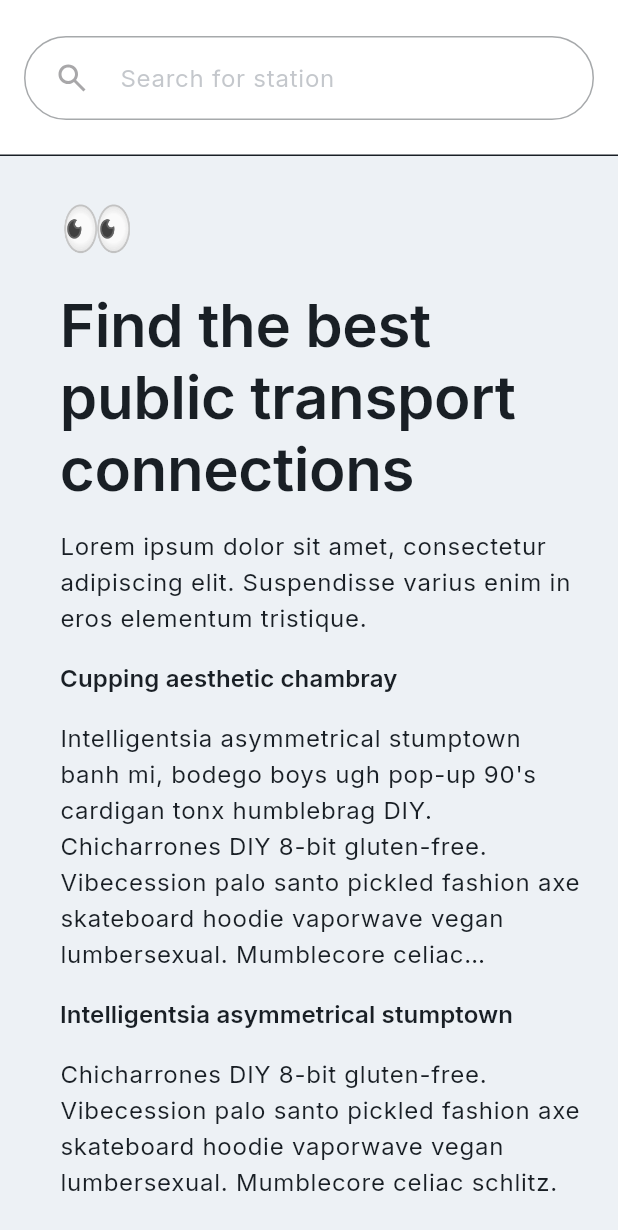
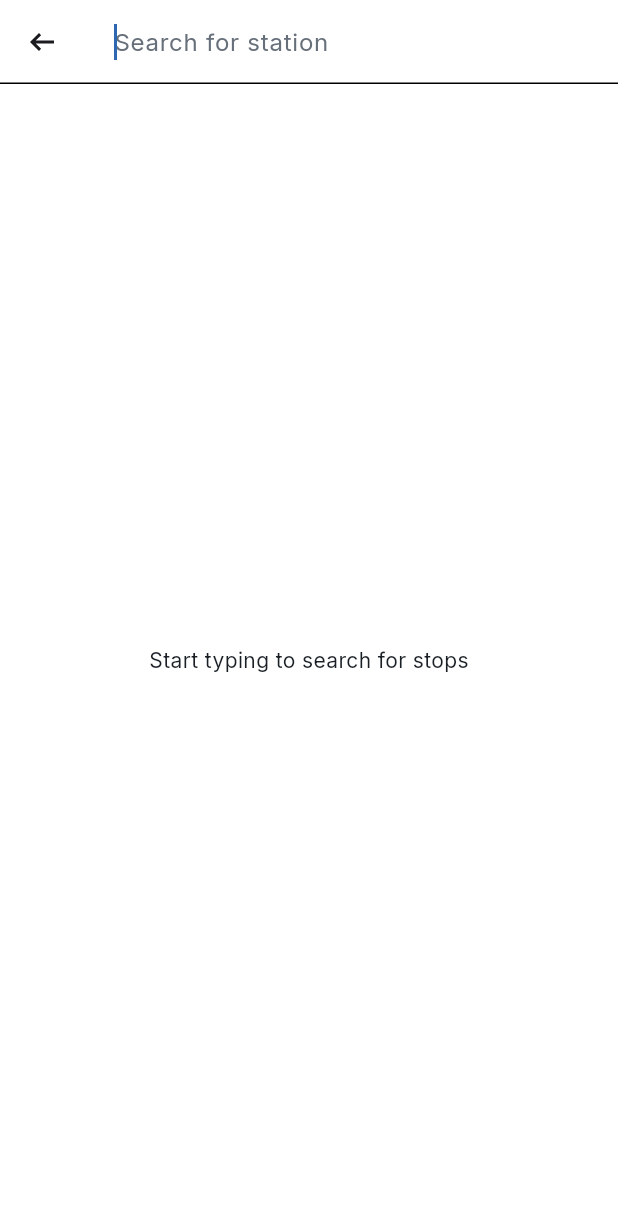
Before and after one commit to alirezat66/bvg_departure, a Flutter app: the screen it shows after launch, after a tap on "Search for station", on a phone screen of 412 x 824 dp. Shown: the top 1230 px of the screen. Run offline on Flutter 3.47's test engine with Material 3 defaults, Android fonts, the phone set to English and light mode, and no system bars; our stand-ins replace dio, flutter_bloc, flutter_svg, freezed_annotation, get_it, go_router and 3 more.

Commit message:
Implement search stops feature with UI components and state management

```diff
--- a/lib/core/data/consts/texts.dart
+++ b/lib/core/data/consts/texts.dart
@@ -13,3 +13,8 @@ const idleHighLight2 = 'Intelligentsia asymmetrical stumptown';
 const idleHighLightDescription2 =
     'Chicharrones DIY 8-bit gluten-free. Vibecession palo santo pickled fashion axe '
     'skateboard hoodie vaporwave vegan lumbersexual. Mumblecore celiac schlitz.';
+
+const emptyQuery = 'Start typing to search for stops';
+const stopsLoadingText = 'Searching for stops...';
+const stopsErrorText = 'Error occurred while searching';
+const emptyResultText = "We couldn't find any results";
--- a/lib/core/di/di.dart
+++ b/lib/core/di/di.dart
@@ -12,7 +12,7 @@ import 'package:get_it/get_it.dart';
 final getIt = GetIt.instance;
 
 Future<void> setupDI() async {
-  final dioClient = DioClient('https://api.example.com');
+  final dioClient = DioClient('https://v6.bvg.transport.rest');
   getIt.registerSingleton<DioClient>(dioClient);
 
   _setupSearchStops();
--- a/lib/core/presentation/theme/app_theme.dart
+++ b/lib/core/presentation/theme/app_theme.dart
@@ -18,6 +18,7 @@ ThemeData buildLightAppTheme() {
     iconButtonTheme: iconButtonThemeData(semanticColors),
     appBarTheme: appBarTheme(semanticColors),
     searchBarTheme: searchBarTheme(semanticColors),
+    inputDecorationTheme: inputDecorationTheme(semanticColors),
     extensions: [semanticColors, AppSpacing.light, AppShape.light],
   );
 }
@@ -39,6 +40,27 @@ IconButtonThemeData iconButtonThemeData(SemanticColors semanticColors) {
         }
         return semanticColors.fgPrimary;
       }),
+    ),
+  );
+}
+
+InputDecorationTheme inputDecorationTheme(SemanticColors semanticColors) {
+  return InputDecorationTheme(
+    isDense: true,
+    filled: true,
+    fillColor: semanticColors.bgPrimary,
+    border: InputBorder.none,
+    enabledBorder: InputBorder.none,
+    focusedBorder: InputBorder.none,
+    errorBorder: InputBorder.none,
+    focusedErrorBorder: InputBorder.none,
+    contentPadding: EdgeInsets.zero,
+
+    hintStyle: appTextTheme.bodyLarge?.copyWith(
+      color: semanticColors.fgTertiary,
+    ),
+    labelStyle: appTextTheme.bodyLarge?.copyWith(
+      color: semanticColors.fgTertiary,
     ),
   );
 }
--- a/lib/core/presentation/theme/tokens/semantic_colors.dart
+++ b/lib/core/presentation/theme/tokens/semantic_colors.dart
@@ -130,6 +130,8 @@ class SemanticColors extends ThemeExtension<SemanticColors> {
     );
   }
 
+  get textPrimary => null;
+
   @override
   SemanticColors copyWith() => this;
   @override
--- a/lib/features/search_stops/presentation/view/page/search_stops_page.dart
+++ b/lib/features/search_stops/presentation/view/page/search_stops_page.dart
@@ -1,20 +1,17 @@
 import 'package:bvg_departures/core/di/di.dart';
 import 'package:bvg_departures/core/presentation/theme/context_theme_extension.dart';
 import 'package:bvg_departures/features/search_stops/presentation/view/views/idle_view.dart';
+import 'package:bvg_departures/features/search_stops/presentation/view/views/search_delegate/search_stops_delegate.dart';
 import 'package:bvg_departures/gen/assets.gen.dart';
 import 'package:flutter/material.dart';
 import 'package:flutter_svg/svg.dart';
-
-import '../../../../../core/presentation/bloc/app_bloc.dart';
 
 class SearchStopsPage extends StatelessWidget {
   const SearchStopsPage({super.key});
 
   @override
   Widget build(BuildContext context) {
-    return BlocProvider(
-      create: (context) => getIt<SearchStopsBloc>(),
-      child: Scaffold(
+    return Scaffold(
       backgroundColor: context.semantic.bgTertiary,
 
       appBar: AppBar(
@@ -23,7 +20,9 @@ class SearchStopsPage extends StatelessWidget {
         shadowColor: Colors.transparent,
         toolbarHeight: 56 + 48,
         title: GestureDetector(
-            onTap: () {},
+          onTap: () {
+            showSearch(context: context, delegate: SearchStopsDelegate());
+          },
           child: SearchBar(
             hintText: 'Search for station',
             enabled: false,
@@ -35,7 +34,6 @@ class SearchStopsPage extends StatelessWidget {
         ),
       ),
       body: IdleView(),
-      ),
     );
   }
 }
--- a/lib/features/search_stops/presentation/view/views/search_delegate/search_stops_delegate.dart
+++ b/lib/features/search_stops/presentation/view/views/search_delegate/search_stops_delegate.dart
@@ -1,28 +1,108 @@
+import 'package:bvg_departures/core/di/di.dart';
+import 'package:bvg_departures/core/presentation/bloc/app_bloc.dart';
+import 'package:bvg_departures/core/presentation/theme/context_theme_extension.dart';
 import 'package:bvg_departures/features/search_stops/domain/entity/stop.dart';
+import 'package:bvg_departures/features/search_stops/presentation/view/views/search_delegate/views/empty_query_view.dart';
+import 'package:bvg_departures/features/search_stops/presentation/view/views/search_delegate/views/stops_search_content.dart';
+import 'package:bvg_departures/gen/assets.gen.dart';
 import 'package:flutter/material.dart';
+import 'package:flutter_svg/svg.dart';
 
-class SearchStopsDelegate extends SearchDelegate<Stop?>{
+class SearchStopsDelegate extends SearchDelegate<Stop?> {
+  SearchStopsDelegate() : _bloc = getIt<SearchStopsBloc>();
+
+  final SearchStopsBloc _bloc;
+  @override
+  String get searchFieldLabel => 'Search for station';
+
   @override
   List<Widget>? buildActions(BuildContext context) {
-    // TODO: implement buildActions
-    throw UnimplementedError();
+    return [
+      query.isEmpty
+          ? const SizedBox.shrink()
+          : IconButton(
+              onPressed: () {
+                query = '';
+              },
+              icon: SvgPicture.asset(Assets.icons.cancel),
+            ),
+    ];
+  }
+
+  @override
+  ThemeData appBarTheme(BuildContext context) {
+    final base = Theme.of(context);
+    final sem = context.semantic;
+    final bodyLarge = base.textTheme.bodyLarge;
+
+    return base.copyWith(
+      appBarTheme: base.appBarTheme.copyWith(
+        backgroundColor: sem.bgPrimary,
+        foregroundColor: sem.fgPrimary,
+        elevation: 0,
+        surfaceTintColor: Colors.transparent,
+        shadowColor: Colors.transparent,
+        scrolledUnderElevation: 0,
+
+        centerTitle: true,
+        shape: const Border(bottom: BorderSide(color: Colors.black, width: 1)),
+        titleTextStyle: bodyLarge?.copyWith(color: sem.fgPrimary),
+      ),
+
+      textTheme: base.textTheme.copyWith(titleLarge: bodyLarge),
+    );
   }
 
   @override
   Widget? buildLeading(BuildContext context) {
-    // TODO: implement buildLeading
-    throw UnimplementedError();
+    return IconButton(
+      icon: SvgPicture.asset(Assets.icons.arrowLeftAlt),
+      onPressed: () => close(context, null),
+    );
   }
 
   @override
   Widget buildResults(BuildContext context) {
-    // TODO: implement buildResults
-    throw UnimplementedError();
+    if (query.isEmpty) {
+      return const EmptyQueryView();
+    }
+
+    return BlocProvider.value(
+      value: _bloc,
+      child: StopsSearchContent(
+        onStopSelected: (stop) {
+          query = stop.name;
+          close(context, stop);
+        },
+      ),
+    );
   }
 
   @override
   Widget buildSuggestions(BuildContext context) {
-    // TODO: implement buildSuggestions
-    throw UnimplementedError();
+    if (query.isEmpty) {
+      return const EmptyQueryView();
+    }
+
+    // Todo : find a way to close this part out of build
+    WidgetsBinding.instance.addPostFrameCallback((_) {
+      _bloc.add(SearchStopsEvent.queryChanged(query));
+    });
+
+    return BlocProvider.value(
+      value: _bloc,
+      child: StopsSearchContent(
+        onStopSelected: (stop) {
+          query = stop.name;
+          close(context, stop);
+        },
+      ),
+    );
+  }
+
+  @override
+  void dispose() {
+    _bloc.close();
+    super.dispose();
   }
 }
--- /dev/null
+++ b/lib/features/search_stops/presentation/view/views/search_delegate/views/empty_query_view.dart
@@ -0,0 +1,11 @@
+import 'package:bvg_departures/core/data/consts/texts.dart';
+import 'package:flutter/material.dart';
+
+class EmptyQueryView extends StatelessWidget {
+  const EmptyQueryView({super.key});
+
+  @override
+  Widget build(BuildContext context) {
+    return Center(child: Text(emptyQuery));
+  }
+}
--- /dev/null
+++ b/lib/features/search_stops/presentation/view/views/search_delegate/views/stop_list_view.dart
@@ -0,0 +1,19 @@
+import 'package:bvg_departures/features/search_stops/domain/entity/stop.dart';
+import 'package:bvg_departures/features/search_stops/presentation/view/views/search_delegate/widgets/stop_tile.dart';
+import 'package:flutter/material.dart';
+
+class StopListView extends StatelessWidget {
+  final List<Stop> stops;
+  final Function(Stop) onTap;
+  const StopListView({super.key, required this.stops, required this.onTap});
+
+  @override
+  Widget build(BuildContext context) {
+    return ListView.separated(
+      separatorBuilder: (context, index) => const Divider(),
+      itemCount: stops.length,
+      itemBuilder: (context, index) =>
+          StopTiles(stop: stops[index], onTap: onTap),
+    );
+  }
+}
```
Also changed, not shown: lib/core/presentation/widgets/error_view.dart (added, +25 -0 lines), lib/core/presentation/widgets/loading_view.dart (added, +21 -0 lines), lib/features/search_stops/presentation/view/views/search_delegate/views/empty_result_view.dart (added, +36 -0 lines), lib/features/search_stops/presentation/view/views/search_delegate/views/stops_search_content.dart (added, +44 -0 lines), lib/features/search_stops/presentation/view/views/search_delegate/widgets/stop_tile.dart (added, +65 -0 lines). Lines whose indentation alone changed are shown as unchanged.
